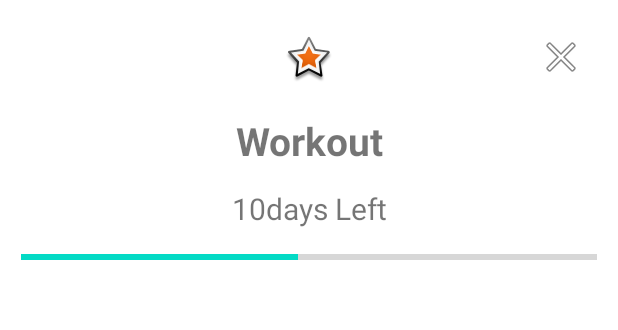
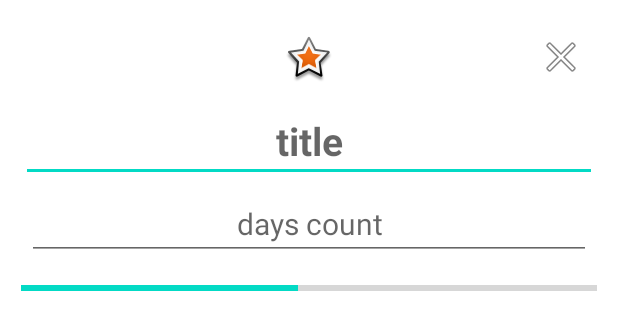
Before and after one commit to Sarthak1812/TasksAndHabits, an Android app: the layout habits_dialog.xml on its own in the app's theme, with its tools: preview values and no code run, on a phone screen of 412 x 824 dp. Shown: the top 330 px of the screen. Run offline under Robolectric (Android 15) with nearby library versions, the phone set to English and light mode, and no system bars.

Commit message:
changes to habits dialog

```diff
--- a/app/src/main/res/layout/activity_habits.xml
+++ b/app/src/main/res/layout/activity_habits.xml
@@ -57,7 +57,7 @@
         android:layout_alignParentBottom="true"
         android:layout_alignParentEnd="true"
         android:layout_margin="20dp"
-        android:src="@drawable/ic_baseline_add_24"
+        android:src="@drawable/ic_add_24"
         android:contentDescription="Add new habit" />
 
 
--- a/app/src/main/res/layout/habits_dialog.xml
+++ b/app/src/main/res/layout/habits_dialog.xml
@@ -43,21 +43,25 @@
             android:layout_margin="10dp"
             android:src="@android:drawable/star_big_on"/>
 
-        <TextView
+        <EditText
+            android:id="@+id/et_habits_title"
             android:layout_width="match_parent"
             android:layout_height="wrap_content"
             android:padding="10dp"
             android:gravity="center"
-                android:text="Workout"
+            android:hint="title"
+            android:text=""
             android:textSize="26sp"
             android:textStyle="bold" />
 
-        <TextView
+        <EditText
+            android:id="@+id/et_habits_days_count"
             android:layout_width="match_parent"
             android:layout_height="wrap_content"
             android:layout_margin="4dp"
             android:gravity="center"
-            android:text="10days Left"
+            android:hint="days count"
+            android:text=""
             android:textSize="20sp"/>
 
         <ProgressBar
```
Also changed, not shown: app/src/main/java/com/example/taskshabits/HabitsActivity.kt (+8 -43 lines), app/src/main/java/com/example/taskshabits/HabitsDialogClass.kt (added, +48 -0 lines), app/src/main/res/drawable/ic_add_24.xml (renamed from app/src/main/res/drawable/ic_baseline_add_24.xml). Lines whose indentation alone changed are shown as unchanged.
